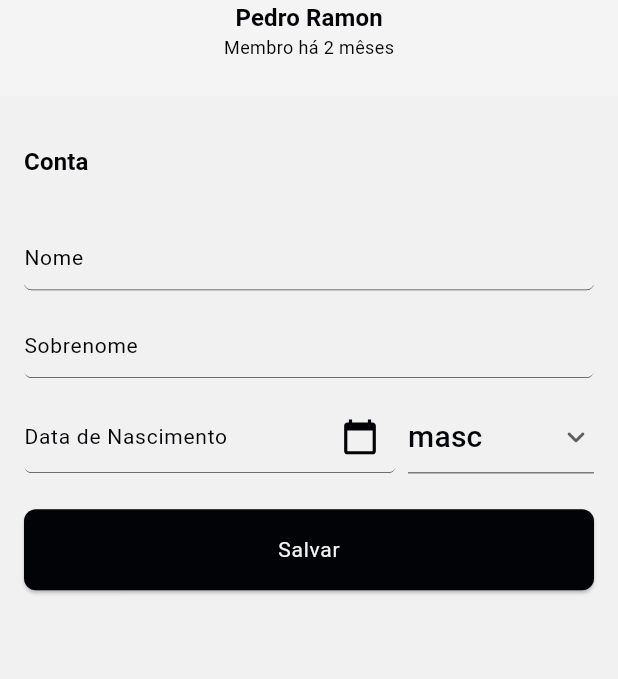
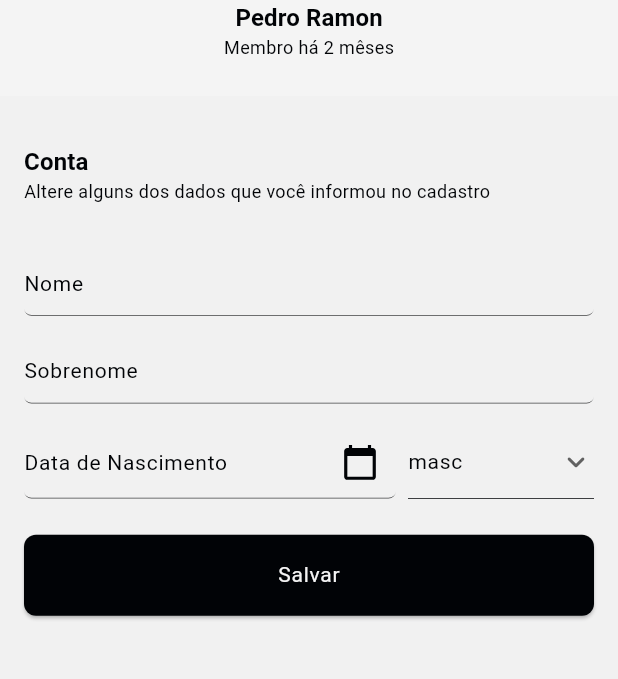
Before and after one commit to EdFilho/elfc, a Flutter app: the EditProfilePage screen opened by its route, on a phone screen of 412 x 824 dp, the part 144-823 px from its top. Run offline on Flutter 3.47's test engine with Material 2 defaults, Android fonts, the phone set to English and light mode, and no system bars; our stand-ins replace cached_network_image, dio, flare_flutter, flutter_keyboard_visibility, flutter_screenutil, flutter_secure_storage and 5 more; accounts and stored records are empty.

Commit message:
feat: edit profile

```diff
--- a/lib/app/presentation/app_routes.dart
+++ b/lib/app/presentation/app_routes.dart
@@ -15,8 +15,8 @@ abstract class Routes {
   static const login = '/login';
   static const register = '/register';
   static const home = '/home';
-  static const editProfile = '/edit_profile';
-  static const profileSettings = '/profile_settings';
+  static const editProfile = '/profile/edit';
+  static const profileSettings = '/profile/settings';
 }
 
 abstract class AppRoutes {
--- a/lib/app/presentation/modules/user/edit_profile/edit_profile_page.dart
+++ b/lib/app/presentation/modules/user/edit_profile/edit_profile_page.dart
@@ -1,6 +1,7 @@
 import 'package:flutter/material.dart';
 import 'package:get/get.dart';
 
+import '../../../shared/components/atoms/custom_select.dart';
 import '../../../shared/components/components.dart';
 import 'edit_profile_controller.dart';
 
@@ -26,13 +27,15 @@ class EditProfilePage extends GetView<EditProfileController> {
                 child: Column(
                   crossAxisAlignment: CrossAxisAlignment.start,
                   children: [
-                    Padding(
-                      padding: const EdgeInsets.only(bottom: 16),
-                      child: Text(
-                        "Conta",
-                        style: Theme.of(context).textTheme.titleSmall,
-                      ),
+                    Text(
+                      "Conta",
+                      style: Theme.of(context).textTheme.titleSmall,
                     ),
+                    Text(
+                      "Altere alguns dos dados que você informou no cadastro",
+                      style: Theme.of(context).textTheme.bodyMedium,
+                    ),
+                    const SizedBox(height: 16),
                     CustomTextField(
                       controller: controller.nameController.value,
                       label: "Nome",
@@ -71,22 +74,10 @@ class EditProfilePage extends GetView<EditProfileController> {
                             ),
                             padding: const EdgeInsets.only(top: 15),
                             child: Obx(
-                              () => DropdownButton(
+                              () => CustomSelect(
+                                options: controller.genders,
                                 value: controller.selectedGender.value,
-                                icon: const Icon(
-                                    Icons.keyboard_arrow_down_rounded),
-                                elevation: 8,
-                                underline: const SizedBox(),
-                                isExpanded: true,
-                                items: controller.genders
-                                    .map<DropdownMenuItem<String>>(
-                                        (String value) {
-                                  return DropdownMenuItem<String>(
-                                    value: value,
-                                    child: Text(value),
-                                  );
-                                }).toList(),
-                                onChanged: (String? value) =>
+                                onChanged: (value) =>
                                     controller.selectGender(value),
                               ),
                             ),
--- /dev/null
+++ b/lib/app/presentation/shared/components/atoms/custom_select.dart
@@ -0,0 +1,35 @@
+import 'package:flutter/material.dart';
+
+class CustomSelect extends StatelessWidget {
+  final List<dynamic> options;
+  final dynamic value;
+  final void Function(dynamic) onChanged;
+
+  const CustomSelect({
+    super.key,
+    required this.options,
+    required this.value,
+    required this.onChanged,
+  });
+
+  @override
+  Widget build(BuildContext context) {
+    return DropdownButton(
+      value: value,
+      icon: const Icon(Icons.keyboard_arrow_down_rounded),
+      elevation: 8,
+      underline: const SizedBox(),
+      isExpanded: true,
+      items: options.map<DropdownMenuItem<dynamic>>((dynamic option) {
+        return DropdownMenuItem<dynamic>(
+          value: option,
+          child: Text(
+            option,
+            style: Theme.of(context).textTheme.bodyLarge,
+          ),
+        );
+      }).toList(),
+      onChanged: (dynamic value) => onChanged(value),
+    );
+  }
+}
```
Also changed, not shown: lib/app/presentation/modules/home/home_page.dart (+11 -8 lines), 1 other file.
